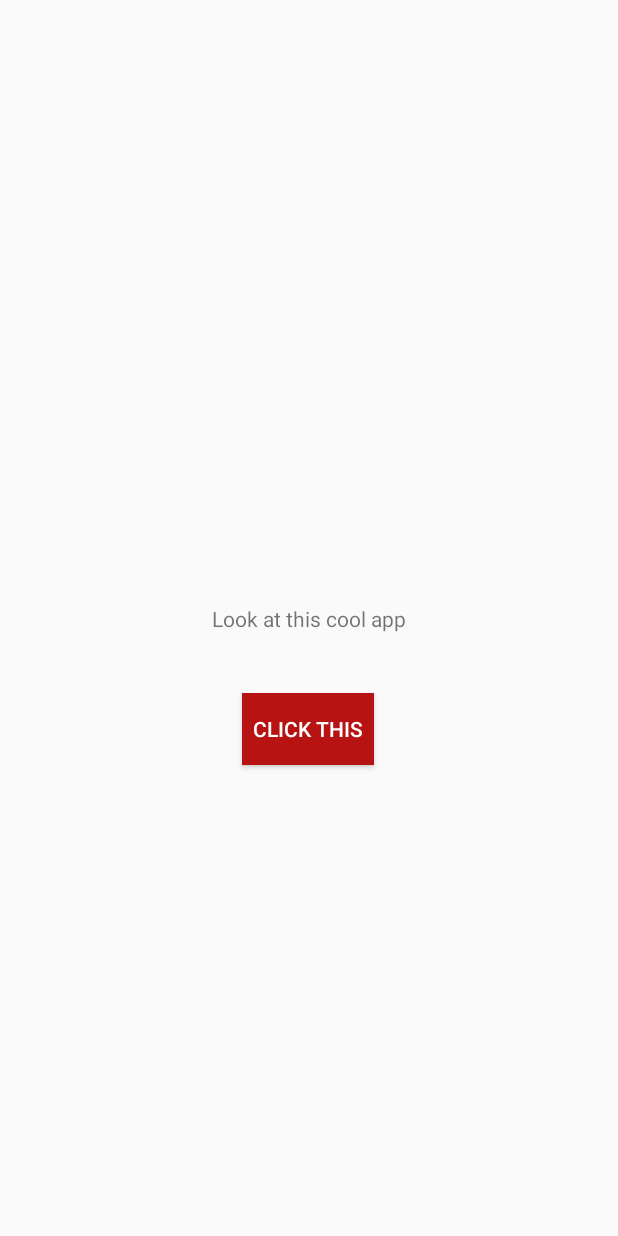
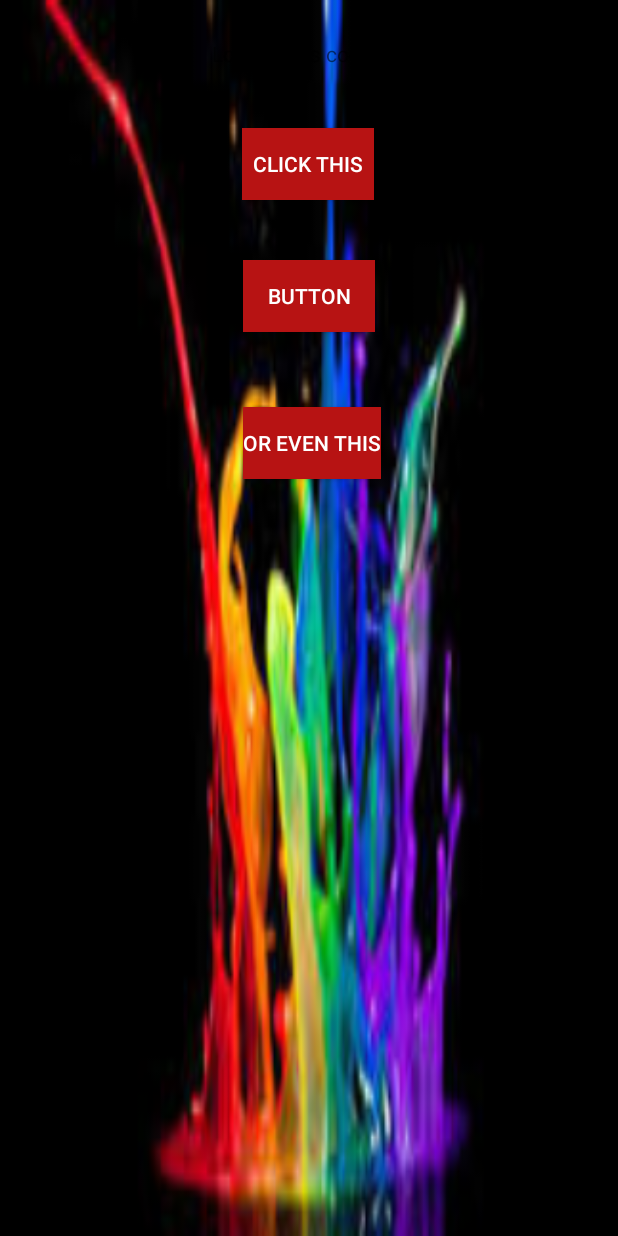
Before and after one commit to JoeAmedeo/AndroidTest, an Android app: the layout activity_main.xml on its own in the app's theme, with its tools: preview values and no code run, on a phone screen of 412 x 824 dp. Run offline under Robolectric (Android 15) with nearby library versions, the phone set to English and light mode, and no system bars.

```diff
--- a/app/src/main/res/layout/activity_main.xml
+++ b/app/src/main/res/layout/activity_main.xml
@@ -4,6 +4,7 @@
     xmlns:tools="http://schemas.android.com/tools"
     android:layout_width="match_parent"
     android:layout_height="match_parent"
+    android:background="@drawable/images"
     tools:context="com.example.joe.helloworld.MainActivity">
 
     <TextView
@@ -18,7 +19,8 @@
         tools:layout_constraintTop_creator="1"
         tools:layout_constraintRight_creator="1"
         tools:layout_constraintBottom_creator="1"
-        tools:layout_constraintLeft_creator="1" />
+        tools:layout_constraintLeft_creator="1"
+        app:layout_constraintVertical_bias="0.032" />
 
     <Button
         android:background="@color/colorPrimary"
@@ -35,4 +37,32 @@
         app:layout_constraintLeft_toLeftOf="@+id/textView"
         android:layout_marginLeft="20dp" />
 
+    <Button
+        android:background="@color/colorPrimary"
+        android:textColor="@android:color/white"
+        android:id="@+id/button2"
+        android:layout_width="wrap_content"
+        android:layout_height="wrap_content"
+        android:text="Button"
+        tools:layout_constraintTop_creator="1"
+        tools:layout_constraintRight_creator="1"
+        app:layout_constraintRight_toRightOf="parent"
+        android:layout_marginTop="40dp"
+        app:layout_constraintTop_toBottomOf="@+id/button"
+        tools:layout_constraintLeft_creator="1"
+        app:layout_constraintLeft_toLeftOf="parent" />
+
+    <Button
+        android:background="@color/colorPrimary"
+        android:textColor="@android:color/white"
+        android:id="@+id/button3"
+        android:layout_width="wrap_content"
+        android:layout_height="wrap_content"
+        android:text="Or Even This"
+        tools:layout_constraintTop_creator="1"
+        android:layout_marginTop="50dp"
+        app:layout_constraintTop_toBottomOf="@+id/button2"
+        tools:layout_constraintLeft_creator="1"
+        app:layout_constraintLeft_toLeftOf="@+id/button2" />
+
 </android.support.constraint.ConstraintLayout>
--- a/app/src/main/res/values/strings.xml
+++ b/app/src/main/res/values/strings.xml
@@ -1,4 +1,6 @@
 <resources>
     <string name="app_name">HelloWorld</string>
     <string name="button_text">Click This</string>
+
+    <string name="third_activity_view_text">Initial Text</string>
 </resources>
```
Also changed, not shown: app/src/main/AndroidManifest.xml (+12 -1 lines), app/src/main/java/com/example/joe/helloworld/FourthActivity.java (added, +40 -0 lines), app/src/main/java/com/example/joe/helloworld/MainActivity.java (+46 -0 lines), app/src/main/java/com/example/joe/helloworld/SecondActivity.java (added, +32 -0 lines), app/src/main/java/com/example/joe/helloworld/ThirdActivity.java (added, +46 -0 lines), app/src/main/res/layout/activity_fourth.xml (added, +30 -0 lines), app/src/main/res/layout/activity_second.xml (added, +56 -0 lines), app/src/main/res/layout/activity_third.xml (added, +43 -0 lines), app/src/main/res/drawable/images.jpeg (added).
